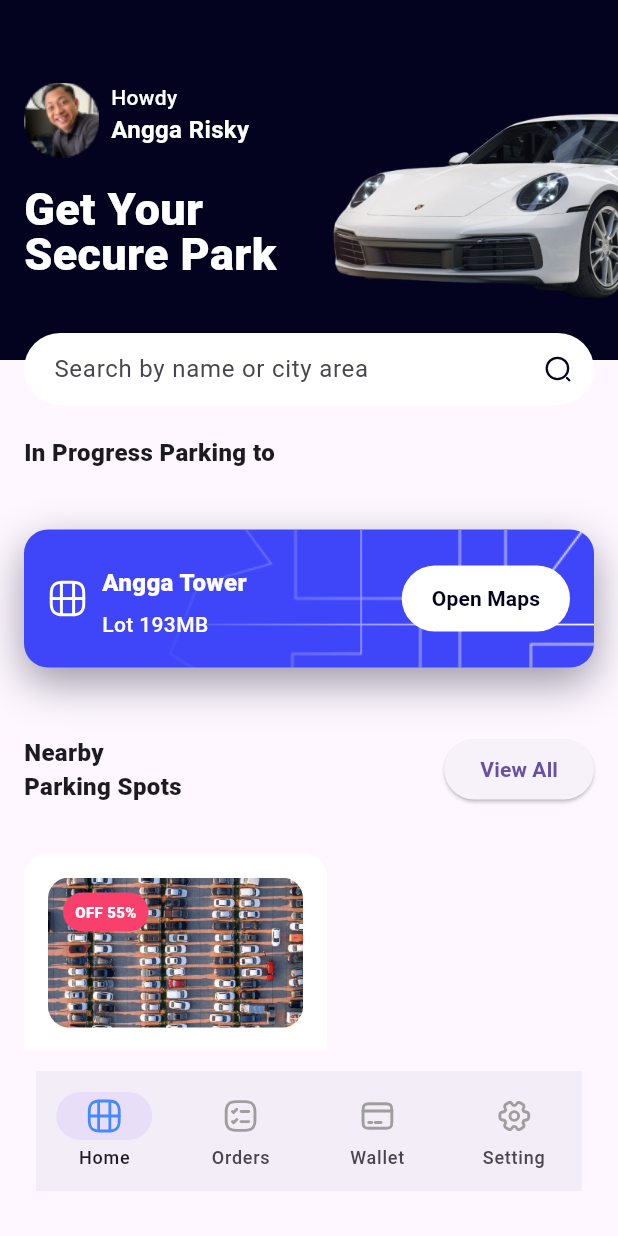
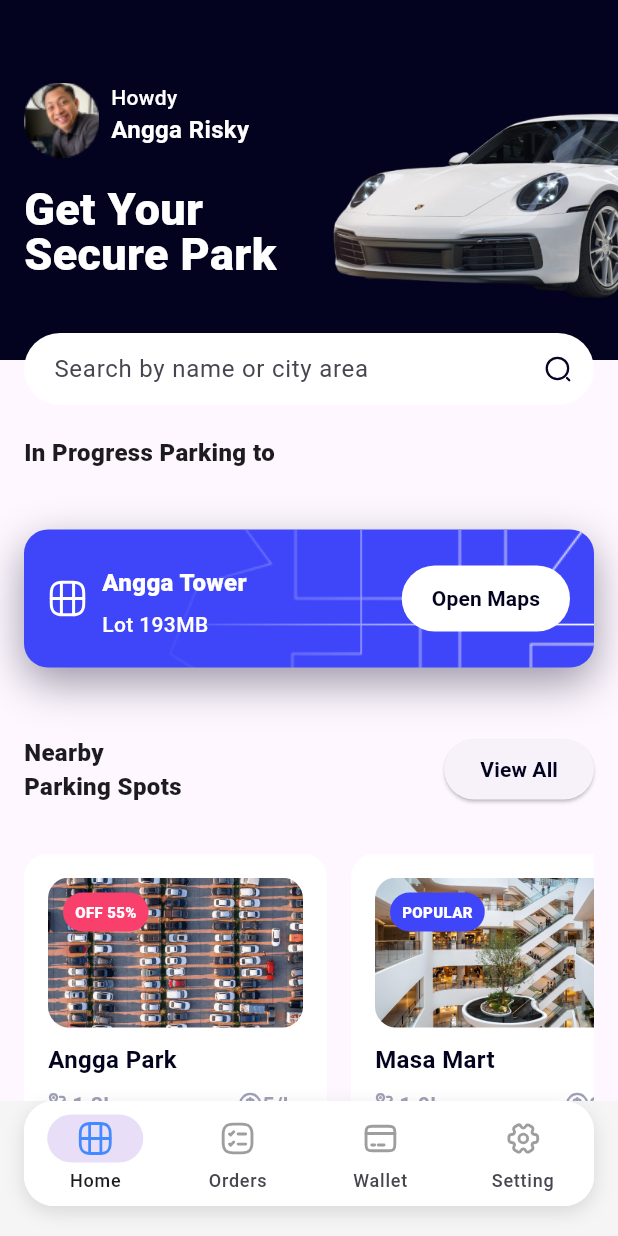
Before and after one commit to alwanibrahim/ui-flutter-parkir, a Flutter app: the screen it shows after launch, after a tap on "View All", on a phone screen of 412 x 824 dp. Run offline on Flutter 3.47's test engine with Material 3 defaults, Android fonts, the phone set to English and light mode, and no system bars; our stand-ins replace flutter_rating_stars, flutter_svg, gap.

Commit message:
feat:done

```diff
--- a/lib/main_layouts.dart
+++ b/lib/main_layouts.dart
@@ -1,5 +1,5 @@
 import 'package:flutter/material.dart';
-import 'package:flutter_svg/svg.dart';
+import 'package:flutter_svg/flutter_svg.dart';
 import 'package:ft_apk_parkir/pages/discover_screen.dart';
 import 'package:ft_apk_parkir/pages/order_screen.dart';
 import 'package:ft_apk_parkir/pages/setting_screen.dart';
@@ -19,32 +19,50 @@ class _MainLayoutsState extends State<MainLayouts> {
     DiscoverScreen(),
     OrderScreen(),
     WalletScrenn(),
-    SettingScreen()
+    SettingScreen(),
   ];
 
   @override
   Widget build(BuildContext context) {
     return Scaffold(
+      backgroundColor: Colors.grey[100], // biar kontras dengan navBar
       body: _pages[_selectedIndex],
       bottomNavigationBar: Padding(
-        padding: const EdgeInsets.only(top: 14,right: 24,left: 24,bottom: 30),
+        padding: const EdgeInsets.only(bottom: 20, left: 16, right: 16),
+        child: Container(
+          decoration: BoxDecoration(
+            color: Colors.white,
+            borderRadius: BorderRadius.circular(20),
+            boxShadow: [
+              BoxShadow(
+                color: Colors.black12,
+                blurRadius: 10,
+                offset: Offset(0, 4),
+              ),
+            ],
+          ),
+          child: ClipRRect(
+            borderRadius: BorderRadius.circular(20),
             child: NavigationBar(
-          animationDuration: const Duration(seconds: 1),
+              height: 70,
+              backgroundColor: Colors.white,
+              animationDuration: const Duration(milliseconds: 500),
               selectedIndex: _selectedIndex,
               onDestinationSelected: (index) {
                 setState(() {
                   _selectedIndex = index;
                 });
               },
-
               destinations: _navBarItems,
+            ),
+          ),
         ),
       ),
     );
   }
 }
 
-var _navBarItems = [
+final _navBarItems = [
   NavigationDestination(
     icon: SvgPicture.asset(
       'assets/svgs/grid.svg',
@@ -52,7 +70,12 @@ var _navBarItems = [
       height: 24,
       color: Colors.grey,
     ),
-    selectedIcon: SvgPicture.asset('assets/svgs/grid.svg',width: 24, height: 24,color: Colors.blueAccent,),
+    selectedIcon: SvgPicture.asset(
+      'assets/svgs/grid.svg',
+      width: 24,
+      height: 24,
+      color: Colors.blueAccent,
+    ),
     label: 'Home',
   ),
   NavigationDestination(
@@ -62,7 +85,12 @@ var _navBarItems = [
       height: 24,
       color: Colors.grey,
     ),
-    selectedIcon: SvgPicture.asset('assets/svgs/orders.svg',width: 24, height: 24,color: Colors.blueAccent,),
+    selectedIcon: SvgPicture.asset(
+      'assets/svgs/orders.svg',
+      width: 24,
+      height: 24,
+      color: Colors.blueAccent,
+    ),
     label: 'Orders',
   ),
   NavigationDestination(
@@ -72,7 +100,12 @@ var _navBarItems = [
       height: 24,
       color: Colors.grey,
     ),
-    selectedIcon: SvgPicture.asset('assets/svgs/wallet.svg',width: 24, height: 24,color: Colors.blueAccent,),
+    selectedIcon: SvgPicture.asset(
+      'assets/svgs/wallet.svg',
+      width: 24,
+      height: 24,
+      color: Colors.blueAccent,
+    ),
     label: 'Wallet',
   ),
   NavigationDestination(
@@ -82,8 +115,12 @@ var _navBarItems = [
       height: 24,
       color: Colors.grey,
     ),
-    selectedIcon: SvgPicture.asset('assets/svgs/setting.svg',width: 24, height: 24,color: Colors.blueAccent,),
+    selectedIcon: SvgPicture.asset(
+      'assets/svgs/setting.svg',
+      width: 24,
+      height: 24,
+      color: Colors.blueAccent,
+    ),
     label: 'Setting',
   ),
-
 ];
--- /dev/null
+++ b/lib/models/category.dart
@@ -0,0 +1,15 @@
+class Categoryy {
+  final String judul;
+  final String icon;
+
+  Categoryy({required this.judul, required this.icon});
+}
+
+var category = [
+  Categoryy(judul: 'Park lot', icon: 'assets/svgs/park.svg'),
+  Categoryy(judul: 'Malls', icon: 'assets/svgs/mall.svg'),
+  Categoryy(judul: 'BigPark', icon: 'assets/svgs/big_park.svg'),
+  Categoryy(judul: 'Campus', icon: 'assets/svgs/campus.svg'),
+  Categoryy(judul: 'Office', icon: 'assets/svgs/office.svg'),
+
+  ];
--- /dev/null
+++ b/lib/models/park.dart
@@ -0,0 +1,53 @@
+class Park {
+  final String title;
+  final String image;
+  final String distance;
+  final String price;
+  final ParkType? type;
+  final String? typeTeks;
+  final double? ratingStar;
+  final double? ratingCount;
+
+  Park({
+    required this.title,
+    required this.image,
+    required this.distance,
+    required this.price,
+    this.type,
+    this.typeTeks,
+    this.ratingStar,
+    this.ratingCount,
+  });
+}
+
+enum ParkType { discount, popular }
+
+var parks = [
+  Park(
+      title: 'Angga Park',
+      image: 'assets/images/park_1.png',
+      distance: '1.3km',
+      price: '5/hr',
+      type: ParkType.discount,
+      typeTeks: 'OFF 55%'),
+  Park(
+      title: 'Masa Mart',
+      image: 'assets/images/park_2.png',
+      distance: '1.9km',
+      price: '2/hr',
+      type: ParkType.popular,
+      typeTeks: 'POPULAR'),
+  Park(
+      title: 'Senayan Park',
+      image: 'assets/images/park_3.png',
+      distance: '1.3km',
+      price: '5/hr',
+      type: ParkType.popular,
+      typeTeks: 'POPULAR'),
+];
+
+var mores = [
+  Park(title: 'Senayan', image: 'assets/images/senayan.png', distance: '5.3km', price: '\$1/hr',ratingStar: 4,ratingCount: 14.593),
+  Park(title: 'Kota Baru', image: 'assets/images/kota_baru.png', distance: '7.4km', price: '\$1/hr',ratingStar: 3,ratingCount: 4.355),
+  Park(title: 'Senayan', image: 'assets/images/senayan2.png', distance: '5.3km', price: '\$1/hr',ratingStar: 5,ratingCount: 14.593),
+];
--- a/lib/pages/discover_screen.dart
+++ b/lib/pages/discover_screen.dart
@@ -1,6 +1,8 @@
 import 'package:flutter/material.dart';
+import 'package:ft_apk_parkir/widgets/category_widget.dart';
 import 'package:ft_apk_parkir/widgets/hero_widget.dart';
 import 'package:ft_apk_parkir/widgets/inprogress_widget.dart';
+import 'package:ft_apk_parkir/widgets/more_widget.dart';
 import 'package:ft_apk_parkir/widgets/nearby_widget.dart';
 import 'package:gap/gap.dart';
 
@@ -22,7 +24,11 @@ class _DiscoverScreenState extends State<DiscoverScreen> {
             Gap(20),
             InprogressWidget(),
             Gap(20),
-            NearbyWidget()
+            NearbyWidget(),
+            Gap(20),
+            CategoryWidget(),
+            Gap(20),
+            MoreWidget(),
           ],
         ),
       ) ,
--- /dev/null
+++ b/lib/widgets/category_widget.dart
@@ -0,0 +1,72 @@
+import 'package:flutter/material.dart';
+import 'package:flutter_svg/svg.dart';
+import 'package:ft_apk_parkir/constants/color.dart';
+import 'package:ft_apk_parkir/models/category.dart';
+import 'package:ft_apk_parkir/widgets/container_widget.dart';
+import 'package:gap/gap.dart';
+
+class CategoryWidget extends StatelessWidget {
+  const CategoryWidget({super.key});
+
+  @override
+  Widget build(BuildContext context) {
+    return ContainerWidget(
+      title: 'Browse \nCategories',
+      actionTeks: 'View All',
+      onTap: () {},
+      child: Padding(
+        padding: const EdgeInsets.all(16),
+        child: SizedBox(
+          height: 120,
+          child: ListView.separated(
+            scrollDirection: Axis.horizontal,
+            itemCount: category.length,
+            separatorBuilder: (context, index) =>
+                SizedBox(width: 16), // Jarak antar item
+            itemBuilder: (context, index) {
+              return CategoryItems(
+                category: category[index],
+              );
+            },
+          ),
+        ),
+      ),
+    );
+  }
+}
+
+class CategoryItems extends StatelessWidget {
+  final Categoryy category;
+  const CategoryItems({super.key, required this.category});
+
+  @override
+  Widget build(BuildContext context) {
+    return Container(
+      width: 87,
+      padding: EdgeInsets.all(16),
+      decoration: BoxDecoration(
+        color: Colors.white,
+        borderRadius: BorderRadius.circular(16),
+      ),
+      child: Column(
+        crossAxisAlignment: CrossAxisAlignment.center,
+        children: [
+          Gap(8),
+          Container(
+            width: 50,
+            height: 50,
+            decoration: BoxDecoration(
+              borderRadius: BorderRadius.circular(50),
+              color: AppColors.primary
+            ),
+            child: SvgPicture.asset(category.icon,fit: BoxFit.contain,width: 26,height: 26,alignment: Alignment.center,),
+          ),
+          Gap(8),
+          Text(category.judul,style: TextStyle(fontWeight: FontWeight.w700,fontSize: 14),)
+        ],
+      ),
+    );
+  }
+
+
+}
--- a/lib/widgets/container_widget.dart
+++ b/lib/widgets/container_widget.dart
@@ -1,4 +1,5 @@
 import 'package:flutter/material.dart';
+import 'package:ft_apk_parkir/constants/color.dart';
 import 'package:gap/gap.dart';
 
 class ContainerWidget extends StatelessWidget {
@@ -29,9 +30,11 @@ class ContainerWidget extends StatelessWidget {
           if(actionTeks != null && onTap != null)
           ElevatedButton(
             onPressed: onTap,
+            style: ButtonStyle(
+            ),
             child: Text(
               actionTeks!,
-              style: TextStyle(fontSize: 14, fontWeight: FontWeight.w600),
+              style: TextStyle(fontSize: 14, fontWeight: FontWeight.w600,color: AppColors.primary),
             ),
           ),
         ],
--- /dev/null
+++ b/lib/widgets/more_widget.dart
@@ -0,0 +1,130 @@
+import 'package:flutter/material.dart';
+import 'package:flutter_rating_stars/flutter_rating_stars.dart';
+import 'package:flutter_svg/svg.dart';
+import 'package:ft_apk_parkir/models/park.dart';
+import 'package:ft_apk_parkir/widgets/container_widget.dart';
+import 'package:gap/gap.dart';
+import 'package:intl/intl.dart';
+
+class MoreWidget extends StatelessWidget {
+  const MoreWidget({super.key});
+
+  @override
+  Widget build(BuildContext context) {
+    return ContainerWidget(
+      title: 'Fresh Lotes\nMore Discounts',
+      actionTeks: 'View All',
+      onTap: () {},
+      child: Padding(
+        padding: const EdgeInsets.all(16),
+        child: ListView.separated(
+          shrinkWrap: true,
+          physics: NeverScrollableScrollPhysics(),
+          itemCount: mores.length,
+          separatorBuilder: (context, index) =>
+              SizedBox(height: 16), // Jarak antar item
+          itemBuilder: (context, index) {
+            return MoreItems(
+              mores: mores[index],
+            );
+          },
+        ),
+      ),
+    );
+  }
+}
+
+class MoreItems extends StatelessWidget {
+  final Park mores;
+  const MoreItems({super.key, required this.mores});
+
+  @override
+  Widget build(BuildContext context) {
+    return Container(
+      width: 361,
+      height: 112,
+      padding: EdgeInsets.all(16),
+      decoration: BoxDecoration(
+        color: Colors.white,
+        borderRadius: BorderRadius.circular(16),
+      ),
+      child: Row(
+        children: [
+          Container(
+            width: 100,
+            height: 76,
+            decoration: BoxDecoration(
+                borderRadius: BorderRadius.circular(16),
+                image: DecorationImage(
+                    image: AssetImage(
+                  mores.image,
+                ))),
+          ),
+          Gap(16),
+          Column(
+            crossAxisAlignment: CrossAxisAlignment.start,
+            children: [
+              Text(
+                mores.title,
+                style: TextStyle(fontWeight: FontWeight.w700, fontSize: 16),
+              ),
+              Gap(8),
+              Row(
+                children: [
+                  SvgPicture.asset(
+                    'assets/svgs/routing.svg',
+                    width: 16,
+                    height: 16,
+                    color: Color(0xFF9F9FB5),
+                  ),
+                  Gap(4),
+                  Text(
+                    mores.distance,
+                    style: TextStyle(
+                      fontWeight: FontWeight.w600,
+                      fontSize: 14,
+                      color: Color(0xFF9F9FB5),
+                    ),
+                  ),
+                  Gap(10),
+                  SvgPicture.asset(
+                    'assets/svgs/dollar.svg',
+                    width: 16,
+                    height: 16,
+                    color: Color(0xFF9F9FB5),
+                  ),
+                  Gap(4),
+                  Text(
+                    mores.price,
+                    style: TextStyle(
+                      fontWeight: FontWeight.w600,
+                      fontSize: 14,
+                      color: Color(0xFF9F9FB5),
+                    ),
+                  ),
+                ],
+              ),
+              Gap(8),
+              Row(
+                children: [
+                  RatingStars(
+                    valueLabelVisibility: false,
+                    starSize: 18,
+                    starSpacing: 2,
+                    starColor: Colors.orangeAccent,
+                    value: mores.ratingStar ?? 0,
+                    starBuilder: (index, color) {
+                      return SvgPicture.asset('assets/svgs/star.svg',colorFilter: ColorFilter.mode(color!, BlendMode.srcIn),);
+                    },
+                  ),
+                  Gap(2),
+                  Text(NumberFormat("(#.###)").format(mores.ratingCount ?? 0),style: TextStyle(fontWeight: FontWeight.w600,fontSize: 14),)
+                ],
+              )
+            ],
+          )
+        ],
+      ),
+    );
+  }
+}
--- a/lib/widgets/nearby_widget.dart
+++ b/lib/widgets/nearby_widget.dart
@@ -1,6 +1,7 @@
 import 'package:flutter/material.dart';
 import 'package:flutter_svg/svg.dart';
 import 'package:ft_apk_parkir/constants/color.dart';
+import 'package:ft_apk_parkir/models/park.dart';
 import 'package:ft_apk_parkir/widgets/container_widget.dart';
 import 'package:gap/gap.dart';
 
@@ -15,14 +16,26 @@ class NearbyWidget extends StatelessWidget {
       onTap: () {},
       child: Padding(
         padding: const EdgeInsets.all(16),
-        child: NearbyParkingItems(),
+        child: SizedBox(
+          height: 200,
+          child: ListView.separated(
+            scrollDirection: Axis.horizontal,
+            itemCount: parks.length,
+            separatorBuilder: (context, index) =>
+                SizedBox(width: 16), // Jarak antar item
+            itemBuilder: (context, index) {
+              return NearbyParkingItems(park: parks[index],);
+            },
+          ),
+        ),
       ),
     );
   }
 }
 
 class NearbyParkingItems extends StatelessWidget {
-  const NearbyParkingItems({super.key});
+  final Park park;
+  const NearbyParkingItems({super.key,required this.park});
 
   @override
   Widget build(BuildContext context) {
@@ -36,39 +49,82 @@ class NearbyParkingItems extends StatelessWidget {
       child: Column(
         crossAxisAlignment: CrossAxisAlignment.start,
         children: [
-          Container(
-            alignment: Alignment.topLeft,
-            height: 100,
-            width: 170,
-            padding: EdgeInsets.only(left: 10,top: 10),
-            decoration: BoxDecoration(borderRadius: BorderRadius.circular(14),
-                image: DecorationImage(
-                    image: AssetImage('assets/images/park_1.png'))),
-            child: Container(
-                padding: EdgeInsets.symmetric(horizontal: 8, vertical: 6),
-                decoration: BoxDecoration(
-                    color: Color(0xFFF93F6C),
-                    borderRadius: BorderRadius.circular(50)),
-                child: Text(
-                  'OFF 55%',
-                  style: TextStyle(fontWeight: FontWeight.w800, fontSize: 10,color: Colors.white),
-                )),
-          ),
+          image(),
           Gap(10),
-          Text('Angga Park',style: TextStyle(fontSize: 16,fontWeight: FontWeight.w700,color: AppColors.primary),),
+          headerContent(),
           Gap(8),
-          Row(
-            children: [
-              SvgPicture.asset('assets/svgs/routing.svg',width: 16,height: 16,color: Color(0xFF9F9FB5),),
-              Text('1.3km',style: TextStyle(fontWeight: FontWeight.w600,fontSize: 14,color:  Color(0xFF9F9FB5)),),
-              Spacer(),
-              SvgPicture.asset('assets/svgs/dollar.svg',width: 16,height: 16,color: Color(0xFF9F9FB5),),
-              Text('5/hr',style: TextStyle(fontWeight: FontWeight.w600,fontSize: 14,color:  Color(0xFF9F9FB5)),),
-
-            ],
-          )
+          bodyContent()
         ],
       ),
     );
   }
+
+  Row bodyContent() {
+    return Row(
+          children: [
+            SvgPicture.asset(
+              'assets/svgs/routing.svg',
+              width: 16,
+              height: 16,
+              color: Color(0xFF9F9FB5),
+            ),
+            Text(
+              park.distance,
+              style: TextStyle(
+                  fontWeight: FontWeight.w600,
+                  fontSize: 14,
+                  color: Color(0xFF9F9FB5)),
+            ),
+            Spacer(),
+            SvgPicture.asset(
+              'assets/svgs/dollar.svg',
+              width: 16,
+              height: 16,
+              color: Color(0xFF9F9FB5),
+            ),
+            Text(
+              park.price,
+              style: TextStyle(
+                  fontWeight: FontWeight.w600,
+                  fontSize: 14,
+                  color: Color(0xFF9F9FB5)),
+            ),
+          ],
+        );
+  }
+
+  Text headerContent() {
+    return Text(
+          park.title,
+          style: TextStyle(
+              fontSize: 16,
+              fontWeight: FontWeight.w700,
+              color: AppColors.primary),
+        );
+  }
+
+  Container image() {
+    return Container(
+          alignment: Alignment.topLeft,
+          height: 100,
+          width: 170,
+          padding: EdgeInsets.only(left: 10, top: 10),
+          decoration: BoxDecoration(
+              borderRadius: BorderRadius.circular(14),
+              image: DecorationImage(
+                  image: AssetImage(park.image))),
+          child: (park.type != null)?Container(
+              padding: EdgeInsets.symmetric(horizontal: 8, vertical: 6),
+              decoration: BoxDecoration(
+                  color: (park.type == ParkType.discount)?Color(0xFFF93F6C):Color(0xFF3F46F9),
+                  borderRadius: BorderRadius.circular(50)),
+              child: Text(
+                park.typeTeks?? '',
+                style: TextStyle(
+                    fontWeight: FontWeight.w800,
+                    fontSize: 10,
+                    color: Colors.white),
+              )):null,
+        );
+  }
 }
--- a/pubspec.yaml
+++ b/pubspec.yaml
@@ -36,6 +36,8 @@ dependencies:
   cupertino_icons: ^1.0.8
   flutter_svg: ^2.0.9
   gap: ^3.0.1
+  flutter_rating_stars: ^1.1.0
+  intl: ^0.20.2
 
 
 dev_dependencies:
```
Also changed, not shown: pubspec.lock. Lines whose indentation alone changed are shown as unchanged.
